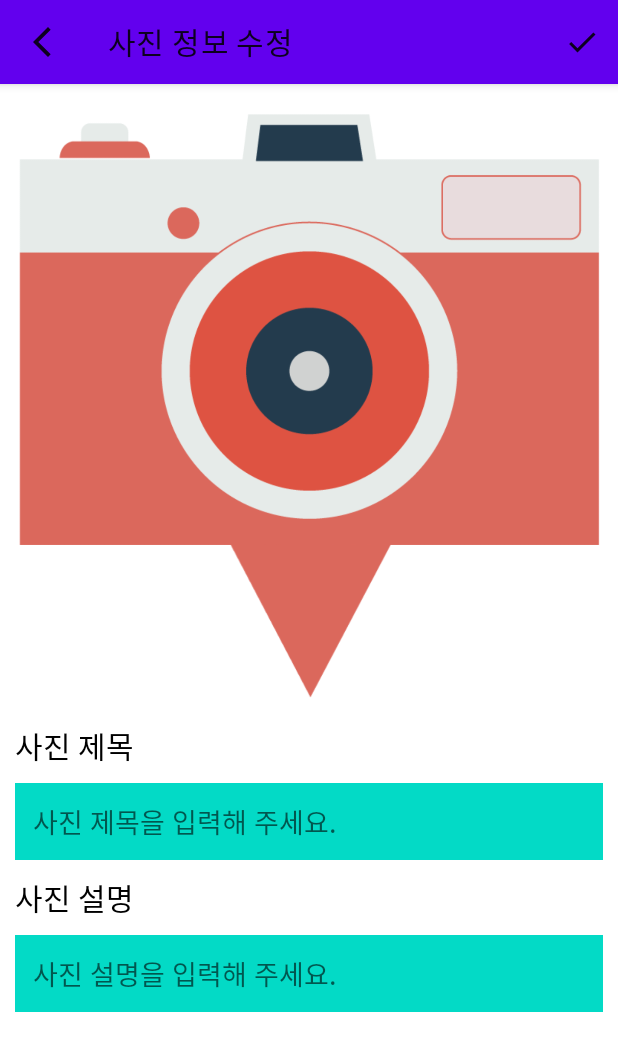
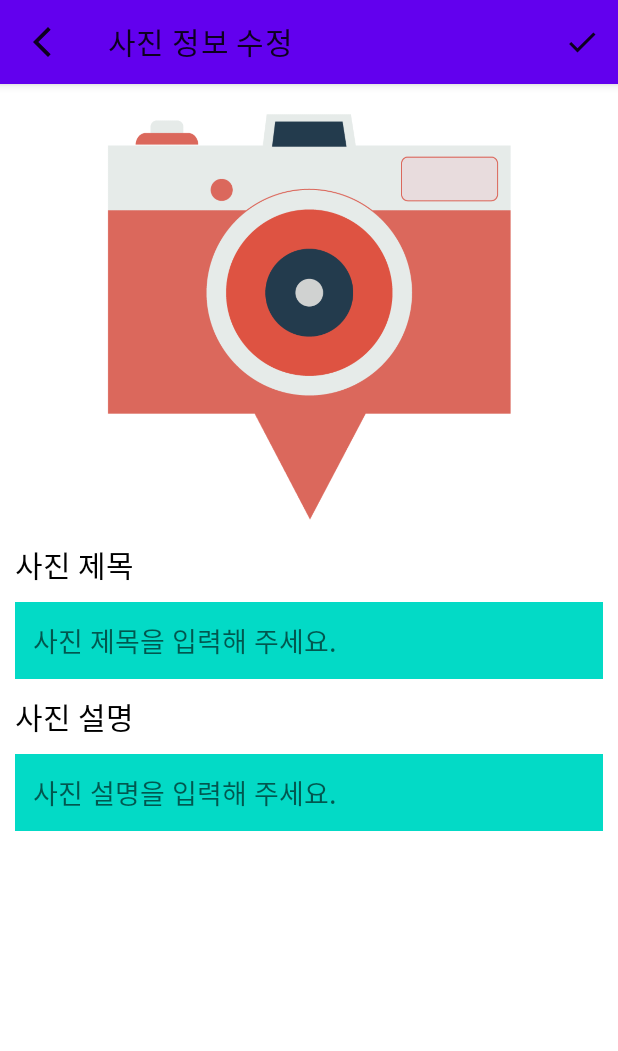
Before and after one commit to jihee-dev/HanselPhoto, an Android app: the EditImageActivity screen opened directly, with no data from a screen before it, on a phone screen of 412 x 824 dp. Shown: the top 1051 px of the screen. Run offline under Robolectric (Android 15) with nearby library versions, the phone set to English and light mode, and no system bars; pictures from the network do not load; 5 statements that could not run were skipped.

Commit message:
record->edit pic / DBLocation

```diff
--- a/app/src/main/AndroidManifest.xml
+++ b/app/src/main/AndroidManifest.xml
@@ -22,7 +22,6 @@
         android:supportsRtl="true"
         android:theme="@style/Theme.HanselAndPhotograph">
         <activity android:name=".ui.EditImageActivity"></activity>
-        <activity android:name=".ui.EditImageStory" />
 
         <provider
             android:name="androidx.core.content.FileProvider"
--- a/app/src/main/java/com/android/study/hanselandphotograph/ui/EditImageActivity.kt
+++ b/app/src/main/java/com/android/study/hanselandphotograph/ui/EditImageActivity.kt
@@ -1,6 +1,7 @@
 package com.android.study.hanselandphotograph.ui
 
 import android.content.Intent
+import android.net.Uri
 import androidx.appcompat.app.AppCompatActivity
 import android.os.Bundle
 import android.view.Menu
@@ -77,5 +78,7 @@ class EditImageActivity : AppCompatActivity() {
     override fun onResume() {
         super.onResume()
         picture = intent.getSerializableExtra("picture") as Picture
+        binding.imageView.setImageURI(Uri.parse(picture.path))
+        binding.picTitleEdit.setText(picture.title)
     }
 }
--- a/app/src/main/res/layout/activity_edit_image.xml
+++ b/app/src/main/res/layout/activity_edit_image.xml
@@ -26,7 +26,7 @@
         <ImageView
             android:id="@+id/imageView"
             android:layout_width="match_parent"
-            android:layout_height="wrap_content"
+            android:layout_height="275dp"
             android:layout_marginVertical="10dp"
             android:adjustViewBounds="true"
             android:src="@drawable/camera_icon" />
```
Also changed, not shown: app/src/main/java/com/android/study/hanselandphotograph/ui/RecordingStoryActivity.kt (+14 -1 lines).
